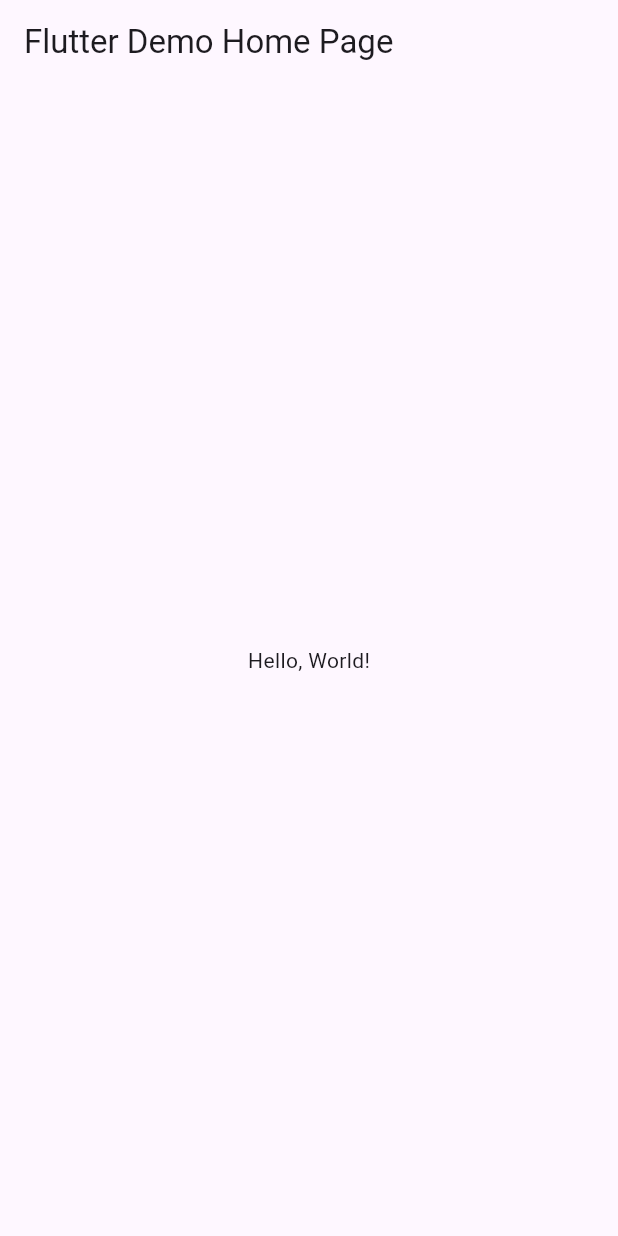
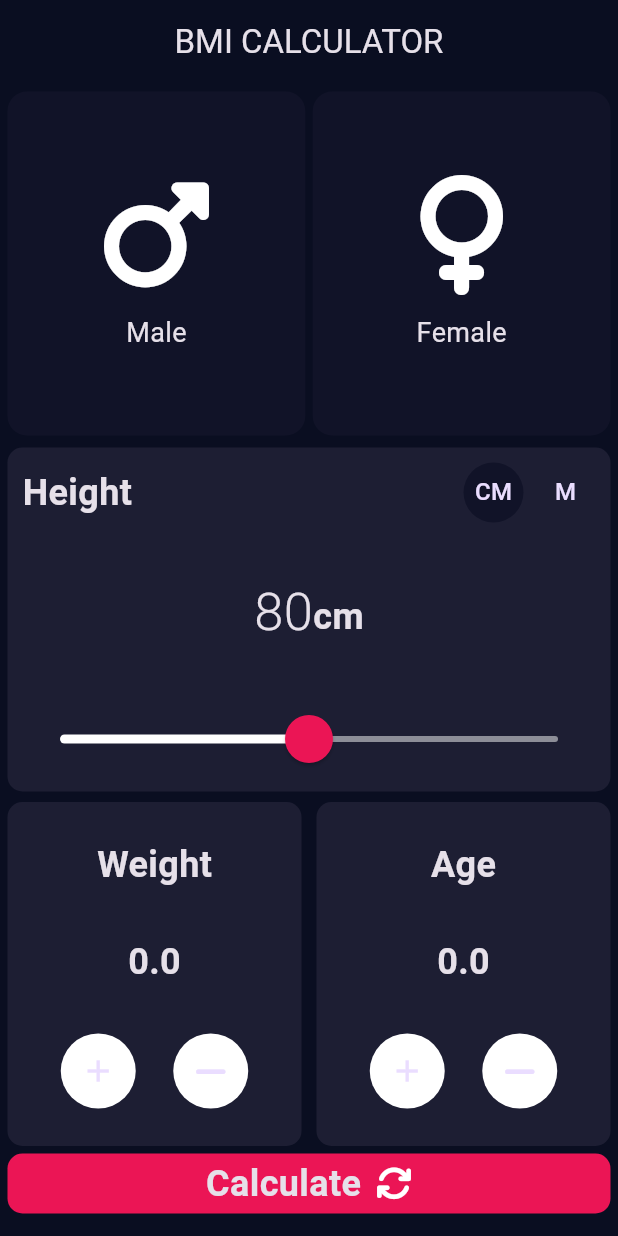
Before and after one commit to atifjavaid7866/Bmi_Calculator, a Flutter app: the screen it shows after launch, on a phone screen of 412 x 824 dp. Run offline on Flutter 3.47's test engine with Material 3 defaults, Android fonts, the phone set to English and light mode, and no system bars; our stand-ins replace font_awesome_flutter.

Commit message:
Ready TO live

```diff
--- /dev/null
+++ b/lib/calbmi.dart
@@ -0,0 +1,36 @@
+import 'package:flutter/material.dart';
+import 'dart:math';
+
+class CalBmi {
+  double height;
+  double weight;
+  double _result = 0.0;
+  // which unit should be used either cm or m
+
+  CalBmi({required this.height, required this.weight});
+
+  String cal_Bmi() {
+    _result = weight / pow(height / 100, 2);
+    return _result.toStringAsFixed(1);
+  }
+
+  String resultText() {
+    if (_result > 25) {
+      return 'OverWeight';
+    } else if (_result > 18.5) {
+      return 'Normal';
+    } else {
+      return 'Low';
+    }
+  }
+
+  String resultInterpretation() {
+    if (_result > 25) {
+      return 'Please  focus on diet and do exercise daily';
+    } else if (_result > 18.5) {
+      return 'Great! Keep Exercise Daily';
+    } else {
+      return 'Eate healthy Food to gain some weight';
+    }
+  }
+}
--- /dev/null
+++ b/lib/constant.dart
@@ -0,0 +1,11 @@
+import 'package:flutter/material.dart';
+
+const Color kBodyBackground = Color(0xff0A0E21);
+const Color kButtonColor = Color(0xffeb1555);
+const Color kConBackground = Color(0xff1D1E33);
+const Color kActiveCardColor = Color(0xff1D1E33);
+const Color kInactiveCardColor = Color(0xff111328);
+const TextStyle kMysize =
+    TextStyle(fontSize: 24.0, fontWeight: FontWeight.bold);
+const TextStyle kNumberTextStyle =
+    TextStyle(fontSize: 35.0, fontWeight: FontWeight.w300);
--- /dev/null
+++ b/lib/homepage.dart
@@ -0,0 +1,333 @@
+import 'package:bmicalculator/calbmi.dart';
+import 'package:bmicalculator/resultPage.dart';
+import 'package:flutter/material.dart';
+import 'package:font_awesome_flutter/font_awesome_flutter.dart';
+import 'reusableCard.dart';
+import 'constant.dart';
+import 'selectweighthight.dart';
+
+enum CardColorType { male, female }
+
+enum SelectedUnit { cm, m } //Height Unit
+
+class MyHomePage extends StatefulWidget {
+  final String title;
+  const MyHomePage({super.key, required this.title});
+
+  @override
+  State<MyHomePage> createState() => _MyHomePageState();
+}
+
+class _MyHomePageState extends State<MyHomePage> {
+  CardColorType? selectedGender;
+  double weight = 0;
+  double height = 0;
+  int selectedheight = 80;
+  SelectedUnit selUni = SelectedUnit.cm;
+
+  Color maleColor = kInactiveCardColor;
+  Color femaleColor = kInactiveCardColor;
+
+  @override
+  Widget build(BuildContext context) {
+    return Scaffold(
+      backgroundColor: kBodyBackground,
+      appBar: AppBar(
+        elevation: 0.0,
+        backgroundColor: kBodyBackground,
+        title: Text('BMI CALCULATOR'),
+        centerTitle: true,
+      ),
+      body: Container(
+        margin: EdgeInsets.all(5.0),
+        child: Column(
+          mainAxisAlignment: MainAxisAlignment.start,
+          children: [
+            Expanded(
+              child: Row(
+                children: [
+                  Expanded(
+                    child: ReUsableCard(
+                      onPress: () {
+                        setState(() {
+                          selectedGender = CardColorType.male;
+                        });
+                      },
+                      cardColor: selectedGender == CardColorType.male
+                          ? kActiveCardColor
+                          : kInactiveCardColor,
+                      conWidget: IconDatta(
+                        iconn: FontAwesomeIcons.mars,
+                        label: 'Male',
+                      ),
+                    ),
+                  ),
+                  SizedBox(width: 5.0),
+                  Expanded(
+                    child: ReUsableCard(
+                      onPress: () {
+                        setState(() {
+                          selectedGender = CardColorType.female;
+                        });
+                      },
+                      cardColor: selectedGender == CardColorType.female
+                          ? kActiveCardColor
+                          : kInactiveCardColor,
+                      conWidget: IconDatta(
+                        iconn: FontAwesomeIcons.venus,
+                        label: 'Female',
+                      ),
+                    ),
+                  ),
+                ],
+              ),
+            ),
+            SizedBox(height: 8.0),
+            Expanded(
+              child: Container(
+                  padding: EdgeInsets.all(10.0),
+                  // margin: EdgeInsets.symmetric(v: 5.0),
+                  decoration: BoxDecoration(
+                    color: kConBackground,
+                    borderRadius: BorderRadius.circular(10.0),
+                  ),
+                  child: Column(
+                    mainAxisAlignment: MainAxisAlignment.spaceBetween,
+                    children: [
+                      Row(
+                        mainAxisAlignment: MainAxisAlignment.spaceBetween,
+                        children: [
+                          Text('Height', style: kMysize),
+                          Container(
+                            child: Row(children: [
+                              GestureDetector(
+                                onTap: () {
+                                  setState(() {
+                                    selUni = SelectedUnit.cm;
+                                  });
+                                },
+                                child: CircleAvatar(
+                                  child: Text('CM'),
+                                  backgroundColor: selUni == SelectedUnit.cm
+                                      ? kInactiveCardColor
+                                      : kActiveCardColor,
+                                ),
+                              ),
+                              SizedBox(
+                                width: 8.0,
+                              ),
+                              GestureDetector(
+                                onTap: () {
+                                  setState(() {
+                                    selUni = SelectedUnit.m;
+                                  });
+                                },
+                                child: CircleAvatar(
+                                  child: Text('M'),
+                                  backgroundColor: selUni == SelectedUnit.m
+                                      ? kInactiveCardColor
+                                      : kActiveCardColor,
+                                ),
+                              ),
+                            ]),
+                          ),
+                        ],
+                      ),
+                      Row(
+                        mainAxisAlignment: MainAxisAlignment.center,
+                        crossAxisAlignment: CrossAxisAlignment.baseline,
+                        textBaseline: TextBaseline.alphabetic,
+                        children: [
+                          Text('$selectedheight', style: kNumberTextStyle),
+                          Text(
+                            selUni == SelectedUnit.cm ? 'cm' : 'm',
+                            style: kMysize,
+                          ),
+                        ],
+                      ),
+                      SliderTheme(
+                        data: SliderTheme.of(context).copyWith(
+                          thumbShape:
+                              RoundSliderThumbShape(enabledThumbRadius: 16.0),
+                          thumbColor: Color(0xffeb1555),
+                          activeTrackColor: Colors.white,
+                          overlayColor: Color(0x29eb1555),
+                          overlayShape:
+                              RoundSliderOverlayShape(overlayRadius: 25.0),
+                        ),
+                        child: Slider(
+                            min: 60,
+                            max: 100,
+                            inactiveColor: Color(0xff8d8e98),
+                            value: selectedheight.toDouble(),
+                            onChanged: (double newValue) {
+                              setState(() {
+                                selectedheight = newValue.round();
+                              });
+                            }),
+                      ),
+                    ],
+                  )),
+            ),
+            SizedBox(height: 7.0),
+            Expanded(
+              child: Row(
+                children: [
+                  Expanded(
+                    child: Container(
+                      padding: EdgeInsets.symmetric(vertical: 25.0),
+                      decoration: BoxDecoration(
+                        borderRadius: BorderRadius.circular(10.0),
+                        color: kConBackground,
+                      ),
+                      child: Column(
+                        mainAxisAlignment: MainAxisAlignment.spaceBetween,
+                        children: [
+                          Text('Weight', style: kMysize),
+                          Text('$weight', style: kMysize),
+                          Row(
+                            mainAxisAlignment: MainAxisAlignment.center,
+                            children: [
+                              GestureDetector(
+                                onTap: () {
+                                  setState(() {
+                                    weight += 1;
+                                  });
+                                },
+                                child: CircleAvatar(
+                                  radius: 25.0,
+                                  backgroundColor: Colors.white,
+                                  child: Icon(Icons.add),
+                                ),
+                              ),
+                              SizedBox(width: 25.0),
+                              GestureDetector(
+                                onTap: () {
+                                  setState(() {
+                                    weight > 0 ? weight -= 1 : 0;
+                                  });
+                                },
+                                child: CircleAvatar(
+                                  radius: 25.0,
+                                  backgroundColor: Colors.white,
+                                  child: Icon(FontAwesomeIcons.minus),
+                                ),
+                              ),
+                            ],
+                          ),
+                        ],
+                      ),
+                    ),
+                  ),
+                  SizedBox(width: 10.0),
+                  Expanded(
+                    child: Container(
+                      padding: EdgeInsets.symmetric(vertical: 25.0),
+                      decoration: BoxDecoration(
+                        borderRadius: BorderRadius.circular(10.0),
+                        color: kConBackground,
+                      ),
+                      child: Column(
+                        mainAxisAlignment: MainAxisAlignment.spaceBetween,
+                        children: [
+                          Text('Age', style: kMysize),
+                          Text('$height', style: kMysize),
+                          Row(
+                            mainAxisAlignment: MainAxisAlignment.center,
+                            children: [
+                              GestureDetector(
+                                onTap: () {
+                                  setState(() {
+                                    height += 1;
+                                  });
+                                },
+                                child: CircleAvatar(
+                                  radius: 25.0,
+                                  backgroundColor: Colors.white,
+                                  child: Icon(Icons.add),
+                                ),
+                              ),
+                              SizedBox(width: 25.0),
+                              GestureDetector(
+                                onTap: () {
+                                  setState(() {
+                                    height > 0 ? height -= 1 : 0;
+                                  });
+                                },
+                                child: CircleAvatar(
+                                  radius: 25.0,
+                                  backgroundColor: Colors.white,
+                                  child: Icon(FontAwesomeIcons.minus),
+                                ),
+                              ),
+                            ],
+                          ),
+                        ],
+                      ),
+                    ),
+                  ),
+                ],
+              ),
+            ),
+            SizedBox(
+              height: 5.0,
+            ),
+            GestureDetector(
+              onTap: () {
+                CalBmi newcal = CalBmi(
+                  height: selectedheight.toDouble(),
+                  weight: weight,
+                ); //selUni.toString());
+
+                String result = newcal.cal_Bmi();
+                String text = newcal.resultText();
+                String inter = newcal.resultInterpretation();
+                Navigator.push(context, MaterialPageRoute(builder: (context) {
+                  return ResultPage(result, text, inter);
+                }));
+              },
+              child: Container(
+                height: 40.0,
+                width: double.infinity,
+                decoration: BoxDecoration(
+                  borderRadius: BorderRadius.circular(10.0),
+                  color: kButtonColor,
+                ),
+                child: Center(
+                    child: Row(
+                  mainAxisAlignment: MainAxisAlignment.center,
+                  children: [
+                    Text('Calculate', style: kMysize),
+                    SizedBox(width: 10.0),
+                    Icon(FontAwesomeIcons.refresh),
+                  ],
+                )),
+              ),
+            ),
+            SizedBox(height: 10.0),
+          ],
+          //Icon(FontAwesomeIcons.refresh),
+        ),
+      ),
+    );
+  }
+}
+
+class IconDatta extends StatelessWidget {
+  final IconData iconn;
+  final String label;
+  IconDatta({required this.iconn, required this.label});
+  Widget build(BuildContext context) {
+    return Column(
+      mainAxisAlignment: MainAxisAlignment.center,
+      children: [
+        Icon(
+          iconn,
+          size: 80.0,
+        ),
+        SizedBox(height: 12.0),
+        Text(label, style: TextStyle(fontSize: 18.0)),
+      ],
+    );
+  }
+}
--- a/lib/main.dart
+++ b/lib/main.dart
@@ -1,4 +1,5 @@
 import 'package:flutter/material.dart';
+import 'homepage.dart';
 
 void main() => runApp(MyApp());
 
@@ -8,36 +9,14 @@ class MyApp extends StatelessWidget {
   @override
   Widget build(BuildContext context) {
     return MaterialApp(
+      debugShowCheckedModeBanner: false,
       // Application name
       title: 'Flutter Hello World',
       // Application theme data, you can set the colors for the application as
       // you want
-      theme: ThemeData(
-        // useMaterial3: true,
-        primarySwatch: Colors.blue,
-      ),
+      theme: ThemeData.dark(),
       // A widget which will be started on application startup
       home: MyHomePage(title: 'Flutter Demo Home Page'),
     );
   }
 }
-
-class MyHomePage extends StatelessWidget {
-  final String title;
-  const MyHomePage({super.key, required this.title});
-
-  @override
-  Widget build(BuildContext context) {
-    return Scaffold(
-      appBar: AppBar(
-        // The title text which will be shown on the action bar
-        title: Text(title),
-      ),
-      body: Center(
-        child: Text(
-          'Hello, World!',
-        ),
-      ),
-    );
-  }
-}
--- /dev/null
+++ b/lib/reusableCard.dart
@@ -0,0 +1,25 @@
+import 'package:flutter/material.dart';
+
+class ReUsableCard extends StatelessWidget {
+  Color cardColor;
+  Widget conWidget;
+  var onPress;
+  ReUsableCard(
+      {required this.cardColor,
+      required this.conWidget,
+      required this.onPress});
+
+  @override
+  Widget build(BuildContext context) {
+    return GestureDetector(
+      onTap: onPress,
+      child: Container(
+        decoration: BoxDecoration(
+          borderRadius: BorderRadius.circular(13.0),
+          color: cardColor,
+        ),
+        child: conWidget,
+      ),
+    );
+  }
+}
--- a/pubspec.yaml
+++ b/pubspec.yaml
@@ -9,6 +9,7 @@ environment:
 dependencies:
   flutter:
     sdk: flutter
+  font_awesome_flutter: ^10.4.0
 
 dev_dependencies:
   flutter_test:
```
Also changed, not shown: lib/resultPage.dart (added, +85 -0 lines), lib/selectweighthight.dart (added, +51 -0 lines).
